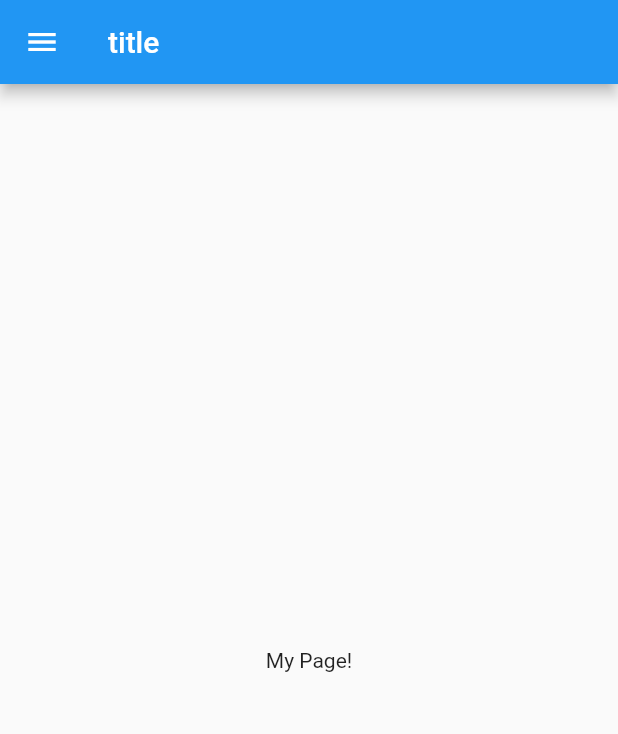
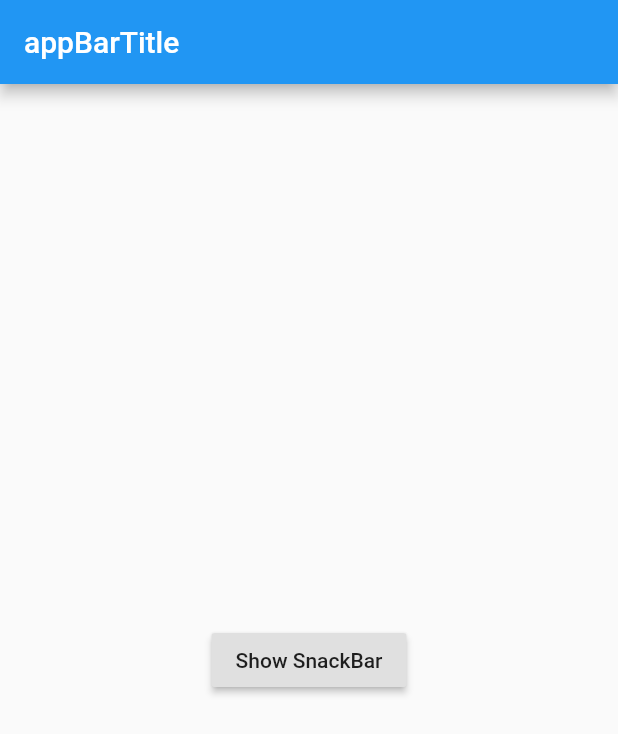
Before and after one commit to Yoonwoojae/tutorial_flutter, a Flutter app: the screen it shows after launch, on a phone screen of 412 x 824 dp. Shown: the top 734 px of the screen. Run offline on Flutter 3.47's test engine with Material 2 defaults, Android fonts, the phone set to English and light mode, and no system bars; our stand-ins replace font_awesome_flutter.

Commit message:
snackbar 추가

```diff
--- a/lib/main.dart
+++ b/lib/main.dart
@@ -2,6 +2,7 @@ import 'package:flutter/cupertino.dart';
 import 'package:flutter/material.dart';
 import 'drawer_screen.dart';
 import 'layout_tutorial.dart';
+import 'snack_bar_1.dart';
 
 void main() => runApp(MyApp());
 
@@ -15,7 +16,7 @@ class MyApp extends StatelessWidget {
         primarySwatch: Colors.blue,
       ),
       //home: LayoutTutorial(),
-      home: DrawerScreen(),
+      home: SnackBar1(),
     );
   }
 }
--- /dev/null
+++ b/lib/snack_bar_1.dart
@@ -0,0 +1,32 @@
+import 'package:flutter/material.dart';
+
+class SnackBar1 extends StatelessWidget {
+  final _scaffoldKey = GlobalKey<ScaffoldState>();
+  @override
+  Widget build(BuildContext context) {
+    return Scaffold(
+      key: _scaffoldKey,
+      appBar: AppBar(
+        title: Text('appBarTitle'),
+      ),
+      body: Center(
+        child: RaisedButton(
+          onPressed: () {
+            SnackBar snackBar = SnackBar(
+              content: Text('Yay! A SnackBar!'),
+              action: SnackBarAction(
+                label: '닫기',
+                onPressed: () {
+                  print('wow');
+                },
+              ),
+            );
+
+            _scaffoldKey.currentState.showSnackBar(snackBar);
+          },
+          child: Text('Show SnackBar'),
+        ),
+      ),
+    );
+  }
+}
```
